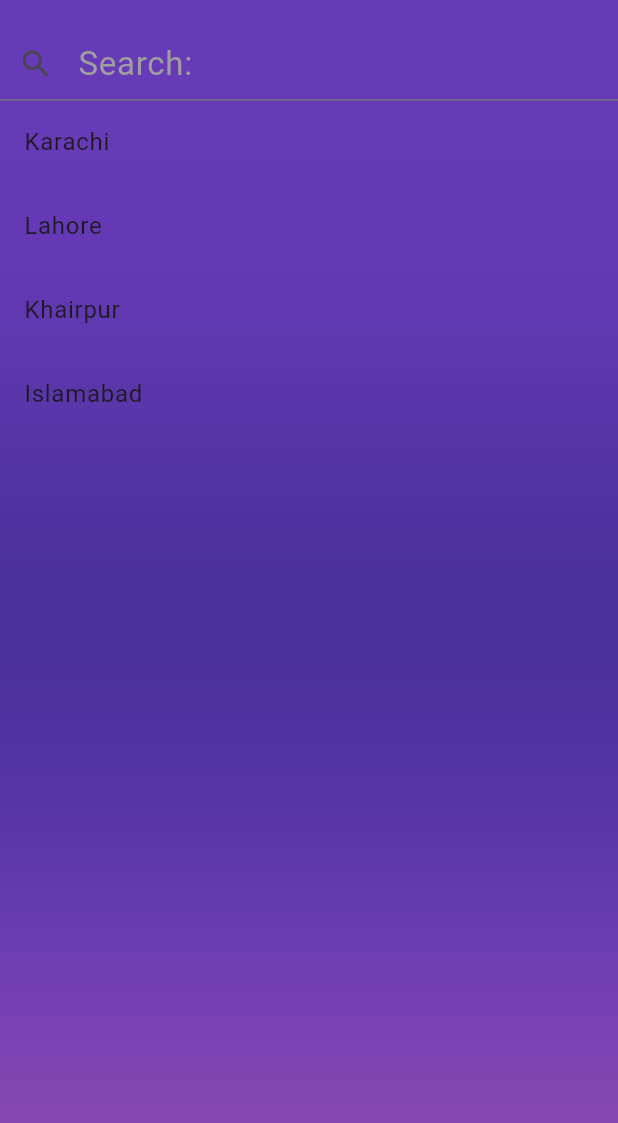
After one commit to sarwataijaz/weather_app2, a Flutter app: the SearchFilter screen opened directly, on a phone screen of 412 x 824 dp. The commit adds this screen. Shown: the top 1123 px of the screen. Run offline on Flutter 3.47's test engine with Material 3 defaults, Android fonts, the phone set to English and light mode, and no system bars; our stand-ins replace geolocator, google_fonts, page_transition, weather; network calls fail.

Commit message:
search filter

```diff
--- /dev/null
+++ b/lib/search_filter.dart
@@ -0,0 +1,142 @@
+import 'dart:ui';
+
+import 'package:flutter/cupertino.dart';
+import 'package:flutter/material.dart';
+import 'package:page_transition/page_transition.dart';
+import 'package:weather_app2/home_screen.dart';
+
+class SearchFilter extends StatefulWidget {
+  const SearchFilter({super.key});
+
+  @override
+  State<SearchFilter> createState() => _SearchFilterState();
+}
+
+class _SearchFilterState extends State<SearchFilter> {
+
+  List<String> allCities = ['Karachi', 'Lahore', 'Khairpur', 'Islamabad'];
+  List<String> cities = [];
+  TextEditingController _controller = TextEditingController();
+
+  @override
+  void initState() {
+    // TODO: implement initState
+    super.initState();
+     cities = List.from(allCities);
+  }
+
+  @override
+  Widget build(BuildContext context) {
+    final screenWidth = MediaQuery.of(context).size.width;
+    final screenHeight = MediaQuery.of(context).size.height;
+
+    return Scaffold(
+        body: SizedBox(
+          width: screenWidth,
+          height: screenHeight,
+          child: Stack(
+            children: [
+              set_background(screenWidth),
+              Column(
+                children: [
+                  Padding(
+                    padding: EdgeInsets.only(top:18.0),
+                    child: TextField(
+                      controller: _controller,
+                      style: TextStyle(fontSize: 15),
+                      decoration: InputDecoration(
+                        hintText: 'Search:', // Hint text
+                        hintStyle: TextStyle(color: Colors.grey, fontSize: 22),
+                        prefixIcon: Icon(Icons.search), // Icon before the text
+                      ),
+                      onChanged: searchCity,
+                    ),
+                  ),
+                  Expanded(
+                    child: ListView.builder(
+                        itemCount: cities.length,
+                        itemBuilder: (context, index) {
+                          final city = cities[index];
+                          return ListTile(
+                            title: Text(city),
+                            onTap:() {
+                              _controller.text = city;
+                              Navigator.pushReplacement(
+                                context,
+                                PageTransition(
+                                  type: PageTransitionType.scale,
+                                  alignment: Alignment.center,
+                                  // Choose the transition type
+                                  child: HomeScreen(city: city),
+                                  duration:
+                                  Duration(milliseconds: 700), // Optional: Duration
+                                ),
+                              );
+                            },
+                          );
+                        }
+                    ),
+                  )
+                ],
+              )
+            ],
+          ),
+        ),
+    );
+  }
+
+  void searchCity(String query) {
+    final suggestions = allCities.where((city) {
+    final cityTitle = city.toLowerCase();
+    final input = query.toLowerCase();
+
+    return cityTitle.contains(input);
+    }).toList();
+
+    setState(() {
+      cities = suggestions;
+    });
+  }
+
+  Widget set_background(double screenWidth) {
+    return Stack(
+      children: [
+        Align(
+          alignment: const AlignmentDirectional(0, -1),
+          child: Container(
+            width: screenWidth,
+            height: 800,
+            decoration: BoxDecoration(
+                color: Colors.deepPurple, shape: BoxShape.rectangle),
+          ),
+        ),
+        Align(
+          alignment: const AlignmentDirectional(1, 0),
+          child: SizedBox(
+            width: screenWidth,
+            height: 200,
+            child: Container(
+              decoration: BoxDecoration(
+                  color: Color(0xFFF3E2D8F), shape: BoxShape.rectangle),
+            ),
+          ),
+        ),
+        Align(
+          alignment: const AlignmentDirectional(0, 1),
+          child: Container(
+            width: screenWidth,
+            height: 100,
+            decoration: BoxDecoration(
+                color: Color(0xFFF9D52AC), shape: BoxShape.rectangle),
+          ),
+        ),
+        BackdropFilter(
+          filter: ImageFilter.blur(sigmaX: 100.0, sigmaY: 100.0),
+          child: Container(
+            decoration: const BoxDecoration(color: Colors.transparent),
+          ),
+        ),
+      ],
+    );
+  }
+}
```
Also changed, not shown: lib/home_screen.dart (+54 -10 lines), lib/weather_logic.dart (+0 -7 lines).
